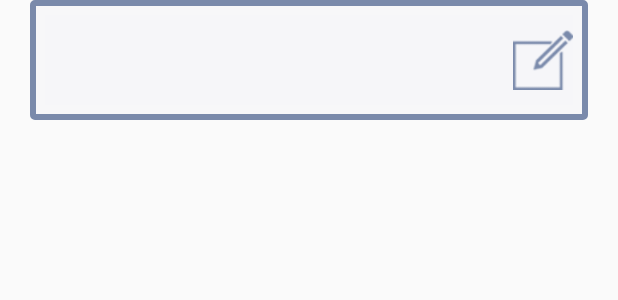
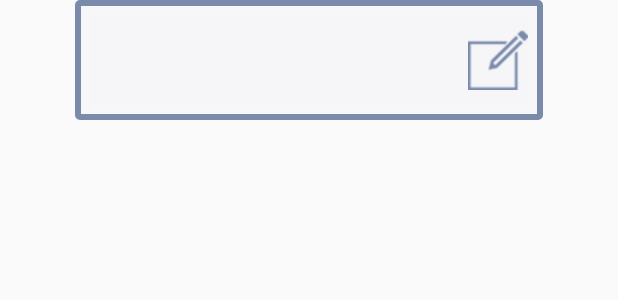
Before and after one commit to henrilq/FoundBeacons, an Android app: the layout beacon_item.xml on its own in the app's theme, with its tools: preview values and no code run, on a phone screen of 412 x 824 dp. Shown: the top 300 px of the screen. Run offline under Robolectric (Android 15) with nearby library versions, the phone set to English and light mode, and no system bars.

Commit message:
change item width

```diff
--- a/app/src/main/res/layout/beacon_item.xml
+++ b/app/src/main/res/layout/beacon_item.xml
@@ -2,8 +2,8 @@
 <RelativeLayout xmlns:android="http://schemas.android.com/apk/res/android"
     android:layout_width="match_parent" android:layout_height="80dp" android:background="@drawable/custom_border"
     android:layout_marginBottom="20dp"
-    android:layout_marginRight="20dp"
-    android:layout_marginLeft="20dp"
+    android:layout_marginRight="50dp"
+    android:layout_marginLeft="50dp"
     >
 
     <EditText
```
